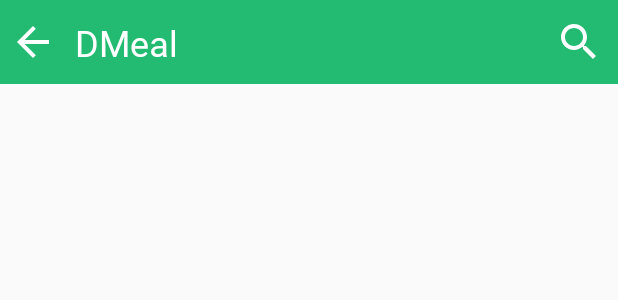
After one commit to awesome-academy/DMeal, an Android app: the layout tool_bar_screen_child.xml on its own in the app's theme, with its tools: preview values and no code run, on a phone screen of 412 x 824 dp. The commit adds this screen. Shown: the top 300 px of the screen. Run offline under Robolectric (Android 15) with nearby library versions, the phone set to English and light mode, and no system bars.

Commit message:
task#35836b

```diff
--- a/app/build.gradle
+++ b/app/build.gradle
@@ -1,6 +1,8 @@
 plugins {
     id 'com.android.application'
     id 'kotlin-android'
+    id 'kotlin-android-extensions'
+    id 'kotlin-kapt'
 }
 
 android {
@@ -42,4 +44,7 @@ dependencies {
     testImplementation 'junit:junit:4.+'
     androidTestImplementation 'androidx.test.ext:junit:1.1.2'
     androidTestImplementation 'androidx.test.espresso:espresso-core:3.3.0'
+
+    kapt 'com.github.bumptech.glide:compiler:4.11.0'
+    implementation 'com.github.bumptech.glide:glide:4.11.0'
 }
--- /dev/null
+++ b/app/src/main/java/com/example/dmeal/base/BasePresenter.kt
@@ -0,0 +1,5 @@
+package com.example.dmeal.base
+
+interface BasePresenter {
+    fun start()
+}
--- /dev/null
+++ b/app/src/main/res/color/color_bottom_navigation.xml
@@ -0,0 +1,5 @@
+<?xml version="1.0" encoding="utf-8"?>
+<selector xmlns:android="http://schemas.android.com/apk/res/android">
+    <item android:color="@color/color_mountain_meadow" android:state_checked="true" />
+    <item android:color="@color/color_regent_gray" />
+</selector>
--- /dev/null
+++ b/app/src/main/res/drawable/ic_search.xml
@@ -0,0 +1,10 @@
+<vector xmlns:android="http://schemas.android.com/apk/res/android"
+    android:width="32dp"
+    android:height="32dp"
+    android:tint="@android:color/white"
+    android:viewportWidth="24"
+    android:viewportHeight="24">
+    <path
+        android:fillColor="@android:color/white"
+        android:pathData="M15.5,14h-0.79l-0.28,-0.27C15.41,12.59 16,11.11 16,9.5 16,5.91 13.09,3 9.5,3S3,5.91 3,9.5 5.91,16 9.5,16c1.61,0 3.09,-0.59 4.23,-1.57l0.27,0.28v0.79l5,4.99L20.49,19l-4.99,-5zM9.5,14C7.01,14 5,11.99 5,9.5S7.01,5 9.5,5 14,7.01 14,9.5 11.99,14 9.5,14z" />
+</vector>
--- /dev/null
+++ b/app/src/main/res/layout/tool_bar_screen_child.xml
@@ -0,0 +1,61 @@
+<?xml version="1.0" encoding="utf-8"?>
+<androidx.constraintlayout.widget.ConstraintLayout xmlns:android="http://schemas.android.com/apk/res/android"
+    xmlns:app="http://schemas.android.com/apk/res-auto"
+    android:layout_width="match_parent"
+    android:layout_height="?actionBarSize"
+    android:background="@color/color_mountain_meadow">
+
+    <ImageButton
+        android:id="@+id/buttonBack"
+        android:layout_width="@dimen/dp_24"
+        android:layout_height="@dimen/dp_24"
+        android:layout_marginStart="@dimen/dp_10"
+        android:background="?android:selectableItemBackground"
+        android:backgroundTint="@android:color/transparent"
+        android:contentDescription="@null"
+        android:src="@drawable/ic_back"
+        app:layout_constraintBottom_toBottomOf="parent"
+        app:layout_constraintStart_toStartOf="parent"
+        app:layout_constraintTop_toTopOf="parent" />
+
+    <TextView
+        android:id="@+id/textTitleScreen"
+        style="@style/TextViewMedium"
+        android:layout_width="wrap_content"
+        android:layout_height="wrap_content"
+        android:layout_marginStart="@dimen/dp_16"
+        android:gravity="center"
+        android:text="@string/app_name"
+        android:textColor="@android:color/white"
+        android:textSize="@dimen/sp_24"
+        app:layout_constraintBottom_toBottomOf="parent"
+        app:layout_constraintStart_toEndOf="@+id/buttonBack"
+        app:layout_constraintTop_toTopOf="parent" />
+
+    <ImageButton
+        android:id="@+id/buttonSearch"
+        android:layout_width="wrap_content"
+        android:layout_height="wrap_content"
+        android:layout_marginEnd="@dimen/dp_10"
+        android:background="?android:selectableItemBackground"
+        android:backgroundTint="@android:color/transparent"
+        android:contentDescription="@null"
+        android:src="@drawable/ic_search"
+        app:layout_constraintBottom_toBottomOf="parent"
+        app:layout_constraintEnd_toEndOf="parent"
+        app:layout_constraintTop_toTopOf="parent" />
+
+    <ImageButton
+        android:id="@+id/buttonFavorite"
+        android:layout_width="wrap_content"
+        android:layout_height="wrap_content"
+        android:layout_marginEnd="@dimen/dp_10"
+        android:background="?android:selectableItemBackground"
+        android:contentDescription="@null"
+        android:src="@drawable/ic_favorite"
+        android:visibility="gone"
+        app:layout_constraintBottom_toBottomOf="parent"
+        app:layout_constraintEnd_toEndOf="parent"
+        app:layout_constraintTop_toTopOf="parent" />
+
+</androidx.constraintlayout.widget.ConstraintLayout>
--- a/app/src/main/res/values-night/themes.xml
+++ /dev/null
@@ -1,16 +0,0 @@
-<resources xmlns:tools="http://schemas.android.com/tools">
-    <!-- Base application theme. -->
-    <style name="Theme.DMeal" parent="Theme.MaterialComponents.DayNight.DarkActionBar">
-        <!-- Primary brand color. -->
-        <item name="colorPrimary">@color/purple_200</item>
-        <item name="colorPrimaryVariant">@color/purple_700</item>
-        <item name="colorOnPrimary">@android:color/black</item>
-        <!-- Secondary brand color. -->
-        <item name="colorSecondary">@color/teal_200</item>
-        <item name="colorSecondaryVariant">@color/teal_200</item>
-        <item name="colorOnSecondary">@android:color/black</item>
-        <!-- Status bar color. -->
-        <item name="android:statusBarColor" tools:targetApi="l">?attr/colorPrimaryVariant</item>
-        <!-- Customize your theme here. -->
-    </style>
-</resources>
--- a/app/src/main/res/values/strings.xml
+++ b/app/src/main/res/values/strings.xml
@@ -1,3 +1,7 @@
 <resources>
     <string name="app_name">DMeal</string>
+    <string name="title_setting">Setting</string>
+    <string name="title_favorite">Favorite</string>
+    <string name="title_ingredient">Ingredient</string>
+    <string name="title_category">Category</string>
 </resources>
--- a/app/src/main/res/values/themes.xml
+++ /dev/null
@@ -1,16 +0,0 @@
-<resources xmlns:tools="http://schemas.android.com/tools">
-    <!-- Base application theme. -->
-    <style name="Theme.DMeal" parent="Theme.MaterialComponents.DayNight.DarkActionBar">
-        <!-- Primary brand color. -->
-        <item name="colorPrimary">@color/purple_500</item>
-        <item name="colorPrimaryVariant">@color/purple_700</item>
-        <item name="colorOnPrimary">@android:color/white</item>
-        <!-- Secondary brand color. -->
-        <item name="colorSecondary">@color/teal_200</item>
-        <item name="colorSecondaryVariant">@color/teal_700</item>
-        <item name="colorOnSecondary">@android:color/black</item>
-        <!-- Status bar color. -->
-        <item name="android:statusBarColor" tools:targetApi="l">?attr/colorPrimaryVariant</item>
-        <!-- Customize your theme here. -->
-    </style>
-</resources>
```
Also changed, not shown: app/src/main/AndroidManifest.xml (+8 -4 lines), app/src/main/java/com/example/dmeal/MainActivity.kt (deleted, +0 -11 lines), app/src/main/java/com/example/dmeal/base/BaseAdapter.kt (added, +25 -0 lines), app/src/main/java/com/example/dmeal/base/BaseFragment.kt (added, +29 -0 lines), app/src/main/java/com/example/dmeal/base/BaseView.kt (added, +7 -0 lines), app/src/main/java/com/example/dmeal/base/BaseViewHolder.kt (added, +18 -0 lines), app/src/main/java/com/example/dmeal/utils/FragmentUtil.kt (added, +22 -0 lines), app/src/main/java/com/example/dmeal/utils/ImageExtension.kt (added, +12 -0 lines), app/src/main/java/com/example/dmeal/utils/ViewExtension.kt (added, +15 -0 lines), app/src/main/res/drawable/ic_un_favorite.xml (added, +10 -0 lines), app/src/main/res/layout/tool_bar_screen_parent.xml (added, +32 -0 lines), app/src/main/res/drawable/ic_broken_image.png (added).
